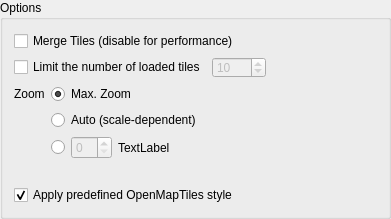
First picture: the form in ui/options.ui, repository geometalab/Vector-Tiles-Reader-QGIS-Plugin, before the edit.
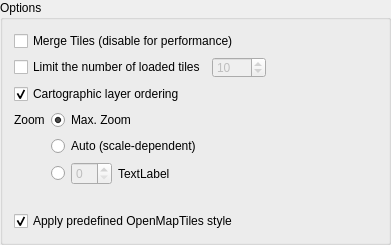
Second picture: the form after the edit.

Commit message: * cartographic ordering can be disabled * always create a new layer-group for new data

What changed in the file:
```diff
--- a/ui/options.ui
+++ b/ui/options.ui
@@ -33,7 +33,23 @@
      </property>
     </widget>
    </item>
-   <item row="2" column="0">
+   <item row="6" column="0">
+    <spacer name="verticalSpacer">
+     <property name="orientation">
+      <enum>Qt::Vertical</enum>
+     </property>
+     <property name="sizeType">
+      <enum>QSizePolicy::Fixed</enum>
+     </property>
+     <property name="sizeHint" stdset="0">
+      <size>
+       <width>20</width>
+       <height>20</height>
+      </size>
+     </property>
+    </spacer>
+   </item>
+   <item row="3" column="0">
     <widget class="QLabel" name="label_5">
      <property name="maximumSize">
       <size>
@@ -46,7 +62,7 @@
      </property>
     </widget>
    </item>
-   <item row="2" column="1">
+   <item row="3" column="1">
     <widget class="QRadioButton" name="rbZoomMax">
      <property name="text">
       <string>Max. Zoom</string>
@@ -105,7 +121,7 @@
      </item>
     </layout>
    </item>
-   <item row="6" column="0" colspan="2">
+   <item row="7" column="0" colspan="2">
     <widget class="QCheckBox" name="chkApplyStyles">
      <property name="toolTip">
       <string>Apply a build-in, predefined QGIS style made for OpenMapTiles (instead of random QGIS default style)</string>
@@ -118,14 +134,14 @@
      </property>
     </widget>
    </item>
-   <item row="3" column="1">
+   <item row="4" column="1">
     <widget class="QRadioButton" name="rbZoomAuto">
      <property name="text">
       <string>Auto (scale-dependent)</string>
      </property>
     </widget>
    </item>
-   <item row="4" column="1">
+   <item row="5" column="1">
     <layout class="QHBoxLayout" name="horizontalLayout">
      <item>
       <widget class="QRadioButton" name="rbZoomManual">
@@ -169,21 +185,18 @@
      </item>
     </layout>
    </item>
-   <item row="5" column="0">
-    <spacer name="verticalSpacer">
-     <property name="orientation">
-      <enum>Qt::Vertical</enum>
+   <item row="2" column="0" colspan="2">
+    <widget class="QCheckBox" name="chkCartographicOrdering">
+     <property name="toolTip">
+      <string>Use ordering according to cartographic element types (label, points, lines, areas) instead of original ordering from the tile source</string>
      </property>
-     <property name="sizeType">
-      <enum>QSizePolicy::Fixed</enum>
+     <property name="text">
+      <string>Cartographic layer ordering</string>
      </property>
-     <property name="sizeHint" stdset="0">
-      <size>
-       <width>20</width>
-       <height>20</height>
-      </size>
+     <property name="checked">
+      <bool>true</bool>
      </property>
-    </spacer>
+    </widget>
    </item>
   </layout>
  </widget>
```
The commit also changes 4 other files.
